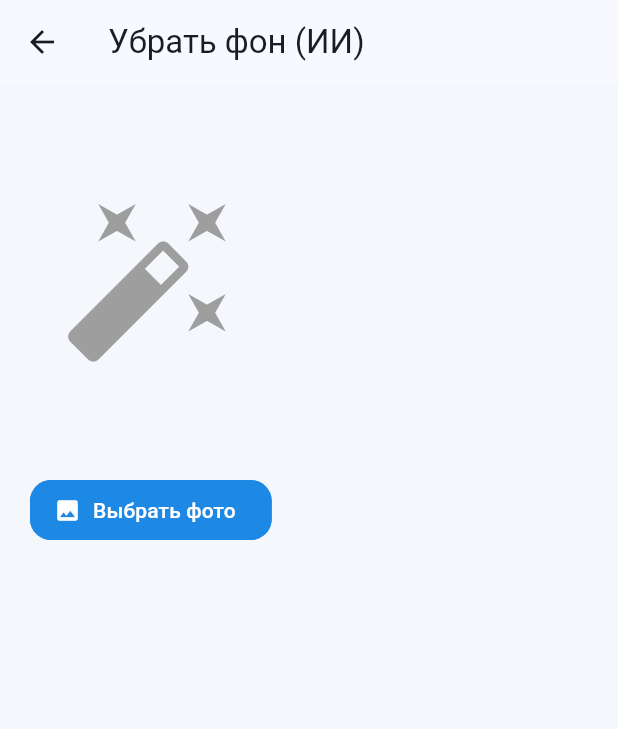
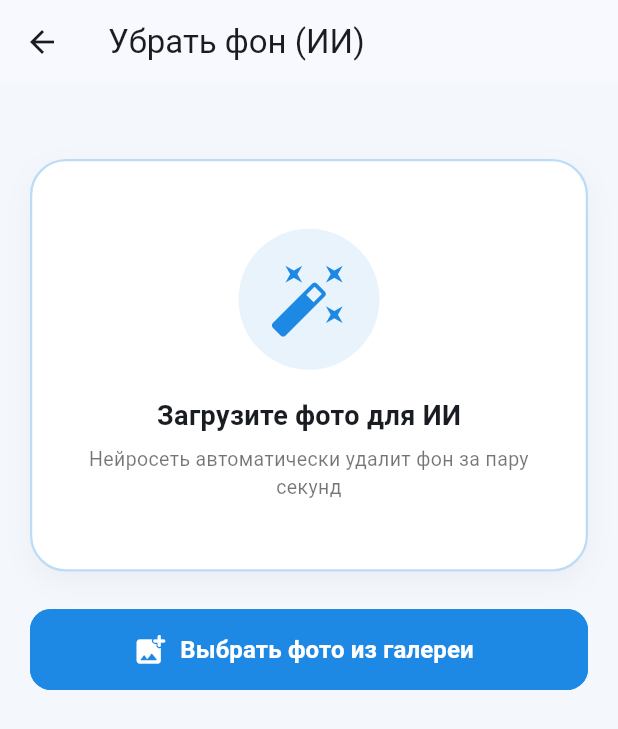
Before and after one commit to khmath2017-sys/my_photo_.com, a Flutter app: the RemoveBgScreen screen opened directly, on a phone screen of 412 x 824 dp. Shown: the top 729 px of the screen. Run offline on Flutter 3.47's test engine with Material 3 defaults, Android fonts, the phone set to English and light mode, and no system bars; our stand-ins replace image_picker, share_plus; missing offline and left inert: gal, image_background_remover.

Commit message:
Update ai_bg_screen.dart

```diff
--- a/lib/ai_bg_screen.dart
+++ b/lib/ai_bg_screen.dart
@@ -190,10 +190,40 @@ class _RemoveBgScreenState extends State<RemoveBgScreen> {
               if (_busy) const CircularProgressIndicator() else ElevatedButton.icon(onPressed: _save, icon: const Icon(Icons.save), label: const Text('Сохранить')),
             ] else if (_busy)
               const Padding(padding: EdgeInsets.all(50), child: Column(children: [CircularProgressIndicator(), SizedBox(height: 12), Text('Удаление фона...')]))
-            else
-              const Padding(padding: EdgeInsets.symmetric(vertical: 50), child: Icon(Icons.auto_fix_high, size: 120, color: Colors.grey)),
-            const SizedBox(height: 20),
-            OutlinedButton.icon(onPressed: _engineReady && !_busy ? _pickAndCutout : null, icon: const Icon(Icons.photo), label: const Text('Выбрать фото')),
+                        else
+              Container(
+                width: double.infinity,
+                margin: const EdgeInsets.only(top: 30, bottom: 25),
+                padding: const EdgeInsets.symmetric(vertical: 45, horizontal: 20),
+                decoration: BoxDecoration(
+                  color: Colors.white,
+                  borderRadius: BorderRadius.circular(24),
+                  border: Border.all(color: const Color(0xFF1E88E5).withValues(alpha: 0.3), width: 1.5),
+                  boxShadow: [BoxShadow(color: Colors.black.withValues(alpha: 0.04), blurRadius: 15, offset: const Offset(0, 6))],
+                ),
+                child: Column(
+                  children: [
+                    Container(
+                      padding: const EdgeInsets.all(20),
+                      decoration: BoxDecoration(color: const Color(0xFF1E88E5).withValues(alpha: 0.1), shape: BoxShape.circle),
+                      child: const Icon(Icons.auto_fix_high, size: 54, color: Color(0xFF1E88E5)),
+                    ),
+                    const SizedBox(height: 18),
+                    const Text('Загрузите фото для ИИ', style: TextStyle(fontSize: 18, fontWeight: FontWeight.bold)),
+                    const SizedBox(height: 6),
+                    const Text('Нейросеть автоматически удалит фон за пару секунд', textAlign: TextAlign.center, style: TextStyle(color: Colors.black54, fontSize: 13)),
+                  ],
+                ),
+              ),
+            SizedBox(
+              width: double.infinity,
+              height: 54,
+              child: OutlinedButton.icon(
+                onPressed: _engineReady && !_busy ? _pickAndCutout : null,
+                icon: const Icon(Icons.add_photo_alternate_rounded, size: 24),
+                label: const Text('Выбрать фото из галереи', style: TextStyle(fontSize: 16, fontWeight: FontWeight.bold)),
+              ),
+            ),
           ],
         ),
       ),
```
